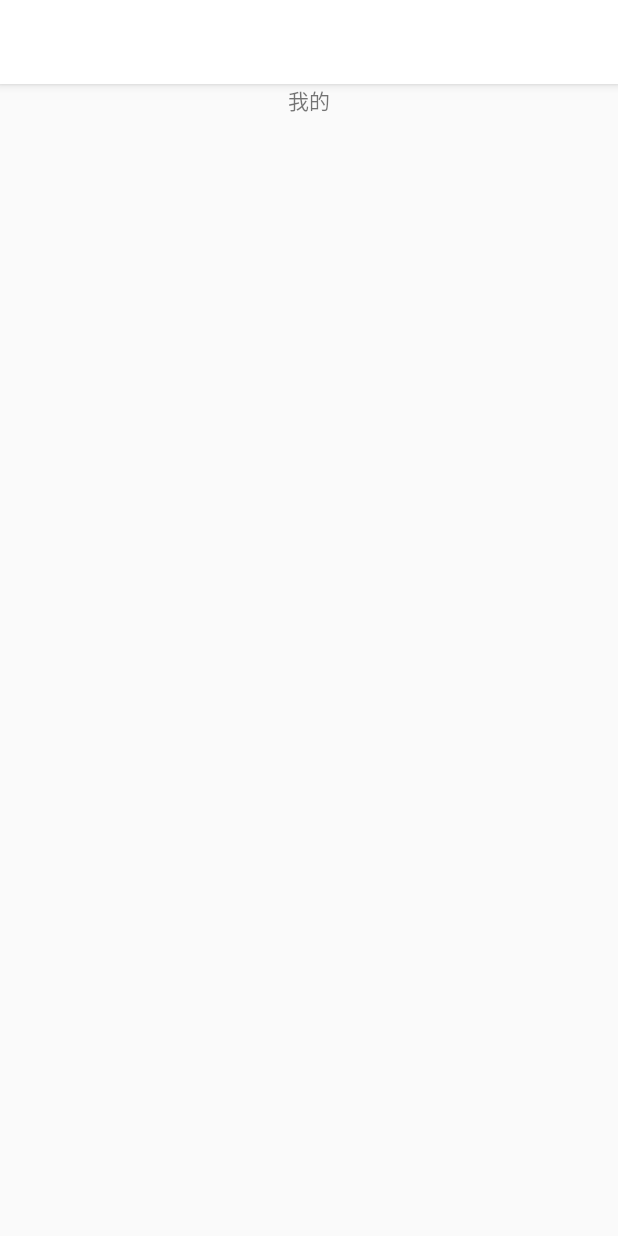
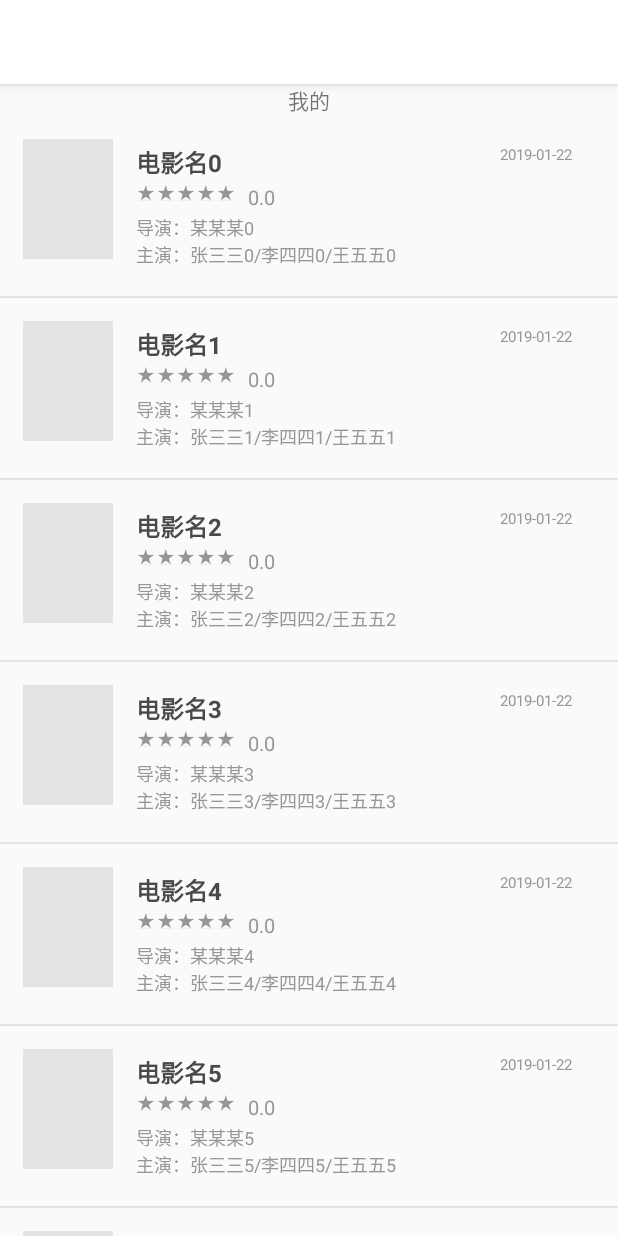
Before and after one commit to gulico/FilmComment_Demo, an Android app: the screen it shows after launch (MainActivity), on a phone screen of 412 x 824 dp. Before the commit the screen is almost empty. Run offline under Robolectric (Android 15) with nearby library versions, the phone set to English and light mode, and no system bars.

Commit message:
主要是recycler_item的设计...

```diff
--- a/BeanFilm/app/build.gradle
+++ b/BeanFilm/app/build.gradle
@@ -20,11 +20,12 @@ android {
 }
 
 dependencies {
-    compile fileTree(dir: 'libs', include: ['*.jar'])
+    compile fileTree(include: ['*.jar'], dir: 'libs')
     androidTestCompile('com.android.support.test.espresso:espresso-core:2.2.2', {
         exclude group: 'com.android.support', module: 'support-annotations'
     })
     compile 'com.android.support:appcompat-v7:26.+'
     compile 'com.android.support.constraint:constraint-layout:1.0.2'
     testCompile 'junit:junit:4.12'
+    compile 'com.android.support:recyclerview-v7:26.0.0-alpha1'
 }
--- a/BeanFilm/app/src/main/java/com/example/wxy/beanfilm/FilmSimple.java
+++ b/BeanFilm/app/src/main/java/com/example/wxy/beanfilm/FilmSimple.java
@@ -13,7 +13,7 @@ public class FilmSimple {
     private String mActor2;//主演2
     private String mActor3;//主演3
 
-    public void FilmSimple(){
+    public FilmSimple(){
         mId = mTitle = mDirector = mActor1 = mActor2 = mActor3 = null;
         mScore = 0;
     }
--- a/BeanFilm/app/src/main/java/com/example/wxy/beanfilm/FilmSimpleLab.java
+++ b/BeanFilm/app/src/main/java/com/example/wxy/beanfilm/FilmSimpleLab.java
@@ -13,14 +13,26 @@ public class FilmSimpleLab {//存储 一组 简单电影资料
     private static FilmSimpleLab sFilmSimpleLab;
     private List<FilmSimple> mFilmSimples;
 
-    public static FilmSimpleLab get(Context context){
+    public static FilmSimpleLab get(Context context){//想要构造函数必须调用get
         if(sFilmSimpleLab == null){
             sFilmSimpleLab = new FilmSimpleLab(context);
         }
         return sFilmSimpleLab;
     }
-    private FilmSimpleLab(Context context){
+    private FilmSimpleLab(Context context){//私有构造函数
         mFilmSimples = new ArrayList<>();
+        //获取数据
+        for(int i=0;i<100;i++){
+            FilmSimple filmSimple = new FilmSimple();
+            filmSimple.setId(Integer.toString(i));
+            filmSimple.setTitle("电影名"+i);
+            filmSimple.setDirector("某某某"+i);
+            filmSimple.setActor1("张三三"+i);
+            filmSimple.setActor2("李四四"+i);
+            filmSimple.setActor3("王五五"+i);
+            mFilmSimples.add(filmSimple);
+        }
+
     }
 
     public List<FilmSimple> getFilmSimples(){//获取整组电影资料
--- a/BeanFilm/app/src/main/java/com/example/wxy/beanfilm/MainActivity.java
+++ b/BeanFilm/app/src/main/java/com/example/wxy/beanfilm/MainActivity.java
@@ -7,11 +7,13 @@ import android.os.Bundle;
 
 public class MainActivity extends AppCompatActivity {
 
+    private static int sTagFlag = 2;//首页为1，个人主页为2
     @Override
     protected void onCreate(Bundle savedInstanceState) {
         super.onCreate(savedInstanceState);
         setContentView(R.layout.activity_main);
 
+        /*碎片显示管理*/
         FragmentManager fm = getSupportFragmentManager();
         Fragment fragment = fm.findFragmentById(R.id.fragment_container);
 
@@ -21,5 +23,7 @@ public class MainActivity extends AppCompatActivity {
                     .add(R.id.fragment_container, fragment)
                     .commit();
         }
+
+        /**/
     }
 }
--- a/BeanFilm/app/src/main/java/com/example/wxy/beanfilm/MineFragment.java
+++ b/BeanFilm/app/src/main/java/com/example/wxy/beanfilm/MineFragment.java
@@ -3,15 +3,25 @@ package com.example.wxy.beanfilm;
 import android.os.Bundle;
 import android.support.annotation.Nullable;
 import android.support.v4.app.Fragment;
+import android.support.v7.widget.LinearLayoutManager;
+import android.support.v7.widget.RecyclerView;
 import android.view.LayoutInflater;
 import android.view.View;
 import android.view.ViewGroup;
+import android.widget.TextView;
+import android.widget.Toast;
+
+import java.util.List;
 
 /**
  * Created by WXY on 2019/1/24.
  */
 
 public class MineFragment extends Fragment {
+
+    private RecyclerView mFilmSimplesRecyclerView;
+    private MineFilmAdapter mAdapter;
+
     @Override
     public void onCreate(@Nullable Bundle savedInstanceState) {
         super.onCreate(savedInstanceState);
@@ -21,6 +31,81 @@ public class MineFragment extends Fragment {
     @Override
     public View onCreateView(LayoutInflater inflater, @Nullable ViewGroup container, @Nullable Bundle savedInstanceState) {
         View v = inflater.inflate(R.layout.frame_mine, container, false);
+
+        mFilmSimplesRecyclerView = (RecyclerView) v.findViewById(R.id.MineFilm_recycler_view);
+        mFilmSimplesRecyclerView.setLayoutManager(new LinearLayoutManager(getActivity()));
+
+        updateUI();
+
         return v;
     }
+
+    private void updateUI() {
+        FilmSimpleLab filmSimpleLab = FilmSimpleLab.get(getActivity());
+        List<FilmSimple> filmSimples = filmSimpleLab.getFilmSimples();
+        mAdapter = new MineFilmAdapter(filmSimples);
+        mFilmSimplesRecyclerView.setAdapter(mAdapter);
+    }
+
+    private class MineFilmHolder extends RecyclerView.ViewHolder implements View.OnClickListener {
+
+        private FilmSimple mFilmSimple;
+
+        private TextView mTitleTextView;
+        private TextView mScoreTextView;
+        private TextView mDirectorTextView;
+        private TextView mLeadActorsTextView;
+
+        public MineFilmHolder(LayoutInflater inflater, ViewGroup parent) {
+            super(inflater.inflate(R.layout.list_item_minefilm, parent, false));
+            itemView.setOnClickListener(this);
+            //实例化视图对象
+            mTitleTextView = (TextView)itemView.findViewById(R.id.MineFilm_recycler_view_Title);
+            mScoreTextView = (TextView)itemView.findViewById(R.id.star_n_score_score);
+            mDirectorTextView = (TextView)itemView.findViewById(R.id.MineFilm_recycler_view_directors);
+            mLeadActorsTextView = (TextView)itemView.findViewById(R.id.MineFilm_recycler_view_actors);
+        }
+
+        public void bind(FilmSimple filmSimple) {
+            mFilmSimple = filmSimple;
+            //绑定数据
+            mTitleTextView.setText(mFilmSimple.getTitle());
+            mScoreTextView.setText(Float.toString(mFilmSimple.getScore()));
+            mDirectorTextView.setText("导演："+mFilmSimple.getDirector());
+            mLeadActorsTextView.setText("主演："+mFilmSimple.getActor1()+"/"+mFilmSimple.getActor2()+"/"+mFilmSimple.getActor3());
+        }
+
+        @Override
+        public void onClick(View v) {
+            //列表点击事件
+            Toast.makeText(getActivity(),
+                    mFilmSimple.getTitle() + " clicked!", Toast.LENGTH_SHORT)
+                    .show();
+        }
+    }
+
+    private class MineFilmAdapter extends RecyclerView.Adapter<MineFilmHolder> {
+        private List<FilmSimple> mFilmSimples;
+
+        public MineFilmAdapter(List<FilmSimple> filmSimples) {
+            mFilmSimples = filmSimples;
+        }
+
+        @Override
+        public MineFilmHolder onCreateViewHolder(ViewGroup parent, int viewType) {
+            LayoutInflater layoutInflater = LayoutInflater.from(getActivity());
+            return new MineFilmHolder(layoutInflater, parent);
+        }
+
+        @Override
+        public void onBindViewHolder(MineFilmHolder holder, int position) {
+            FilmSimple filmSimple = mFilmSimples.get(position);
+            holder.bind(filmSimple);
+        }
+
+        @Override
+        public int getItemCount() {
+            return mFilmSimples.size();
+        }
+    }
 }
--- a/BeanFilm/app/src/main/res/layout/frame_mine.xml
+++ b/BeanFilm/app/src/main/res/layout/frame_mine.xml
@@ -8,5 +8,9 @@
         android:layout_height="wrap_content"
         android:layout_gravity="center"
         android:text="@string/mine_tag"/>
+    <android.support.v7.widget.RecyclerView
+        android:id="@+id/MineFilm_recycler_view"
+        android:layout_width="match_parent"
+        android:layout_height="match_parent"></android.support.v7.widget.RecyclerView>
 
 </LinearLayout>
--- /dev/null
+++ b/BeanFilm/app/src/main/res/layout/list_item_minefilm.xml
@@ -0,0 +1,72 @@
+<?xml version="1.0" encoding="utf-8"?>
+<LinearLayout xmlns:android="http://schemas.android.com/apk/res/android"
+              android:orientation="vertical"
+              android:layout_width="match_parent"
+              android:layout_height="wrap_content">
+    <LinearLayout
+        android:orientation="horizontal"
+        android:layout_width="match_parent"
+        android:layout_height="wrap_content"
+        android:padding="15dp">
+        <ImageView
+            android:layout_width="60dp"
+            android:layout_height="80dp"
+            android:background="@color/line_gray"/>
+        <LinearLayout
+            android:layout_width="match_parent"
+            android:layout_height="wrap_content"
+            android:orientation="vertical"
+            android:layout_marginLeft="15dp"
+            android:layout_marginRight="15dp"
+            android:layout_marginTop="3dp"
+            android:layout_marginBottom="3dp">
+            <LinearLayout
+                android:layout_width="match_parent"
+                android:layout_height="wrap_content">
+                <TextView
+                    android:id="@+id/MineFilm_recycler_view_Title"
+                    android:layout_width="wrap_content"
+                    android:layout_height="wrap_content"
+                    android:layout_marginBottom="2dp"
+                    android:text="怒晴湘西"
+                    android:textColor="@color/tile_text"
+                    android:textSize="16sp"
+                    android:textStyle="bold"></TextView>
+                <LinearLayout
+                    android:layout_width="match_parent"
+                    android:layout_height="wrap_content"
+                    android:gravity="right">
+                    <TextView
+                        android:id="@+id/MineFilm_recycler_view_date"
+                        android:layout_width="wrap_content"
+                        android:layout_height="wrap_content"
+                        android:text="2019-01-22"
+                        android:textSize="10sp"
+                        android:textColor="@color/nomarl_text"/>
+                </LinearLayout>
+            </LinearLayout>
+            <include
+                android:id="@+id/MineFilm_recycler_view_star_n_score"
+                layout="@layout/star_n_score"/>
+            <TextView
+                android:id="@+id/MineFilm_recycler_view_directors"
+                android:layout_width="wrap_content"
+                android:layout_height="wrap_content"
+                android:text="@string/director"
+                android:textSize="12sp"
+                android:textColor="@color/nomarl_text"/>
+            <TextView
+                android:id="@+id/MineFilm_recycler_view_actors"
+                android:layout_width="wrap_content"
+                android:layout_height="wrap_content"
+                android:text="@string/leader_actor"
+                android:textSize="12sp"
+                android:textColor="@color/nomarl_text"/>
+        </LinearLayout>
+
+    </LinearLayout>
+    <LinearLayout
+        android:layout_width="match_parent"
+        android:layout_height="1dp"
+        android:background="@color/line_gray"></LinearLayout>
+</LinearLayout>
--- /dev/null
+++ b/BeanFilm/app/src/main/res/layout/star_n_score.xml
@@ -0,0 +1,46 @@
+<?xml version="1.0" encoding="utf-8"?>
+<LinearLayout
+    xmlns:android="http://schemas.android.com/apk/res/android"
+    android:layout_width="wrap_content"
+    android:layout_height="wrap_content"
+    android:layout_marginBottom="2dp"
+    android:orientation="horizontal">
+    <ImageView
+        android:id="@+id/star_n_score_star1"
+        android:layout_width="13sp"
+        android:layout_height="13sp"
+        android:src="@drawable/star_ico"
+        android:tint="@color/nomarl_ico"/>
+    <ImageView
+        android:id="@+id/star_n_score_star2"
+        android:layout_width="13sp"
+        android:layout_height="13sp"
+        android:src="@drawable/star_ico"
+        android:tint="@color/nomarl_ico"/>
+    <ImageView
+        android:id="@+id/star_n_score_star3"
+        android:layout_width="13sp"
+        android:layout_height="13sp"
+        android:src="@drawable/star_ico"
+        android:tint="@color/nomarl_ico"/>
+    <ImageView
+        android:id="@+id/star_n_score_star4"
+        android:layout_width="13sp"
+        android:layout_height="13sp"
+        android:src="@drawable/star_ico"
+        android:tint="@color/nomarl_ico"/>
+    <ImageView
+        android:id="@+id/star_n_score_star5"
+        android:layout_width="13sp"
+        android:layout_height="13sp"
+        android:src="@drawable/star_ico"
+        android:tint="@color/nomarl_ico"/>
+    <TextView
+        android:id="@+id/star_n_score_score"
+        android:layout_width="wrap_content"
+        android:layout_height="wrap_content"
+        android:layout_marginLeft="8dp"
+        android:textSize="13sp"
+        android:textColor="@color/nomarl_text"
+        android:text="8.4"/>
+</LinearLayout>
--- a/BeanFilm/app/src/main/res/values/colors.xml
+++ b/BeanFilm/app/src/main/res/values/colors.xml
@@ -8,4 +8,5 @@
     <color name="nomarl_text">#969696</color>
     <color name="checked_ico">#4a4a4a</color>
     <color name="nomarl_ico">#969696</color>
+    <color name="tile_text">#494949</color>
 </resources>
--- a/BeanFilm/app/src/main/res/values/strings.xml
+++ b/BeanFilm/app/src/main/res/values/strings.xml
@@ -1,6 +1,8 @@
 <resources>
-    <string name="app_name">BeanFilm</string>
+    <string name="app_name">豆*电影</string>
     <string name="search_tips"> 电影 / 电视剧 /影人 </string>
     <string name="home_tag">主页</string>
     <string name="mine_tag">我的</string>
+    <string name="director">导演</string>
+    <string name="leader_actor">主演</string>
 </resources>
```
Also changed, not shown: BeanFilm/app/src/main/res/drawable/star_ico.png (added), BeanFilm/app/src/main/res/mipmap-hdpi/ic_launcher_round.png, BeanFilm/app/src/main/res/mipmap-mdpi/ic_launcher_round.png, BeanFilm/app/src/main/res/mipmap-xhdpi/ic_launcher_round.png, BeanFilm/app/src/main/res/mipmap-xxhdpi/ic_launcher_round.png, BeanFilm/app/src/main/res/mipmap-xxxhdpi/ic_launcher_round.png.
